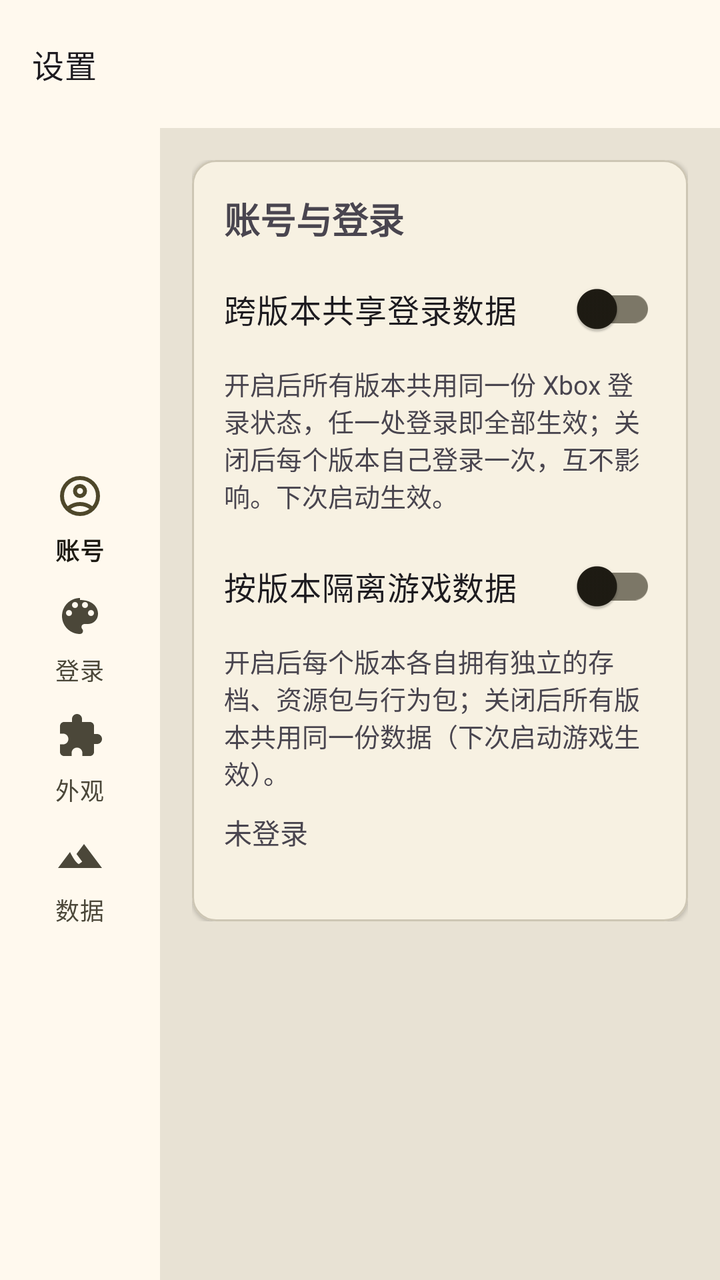
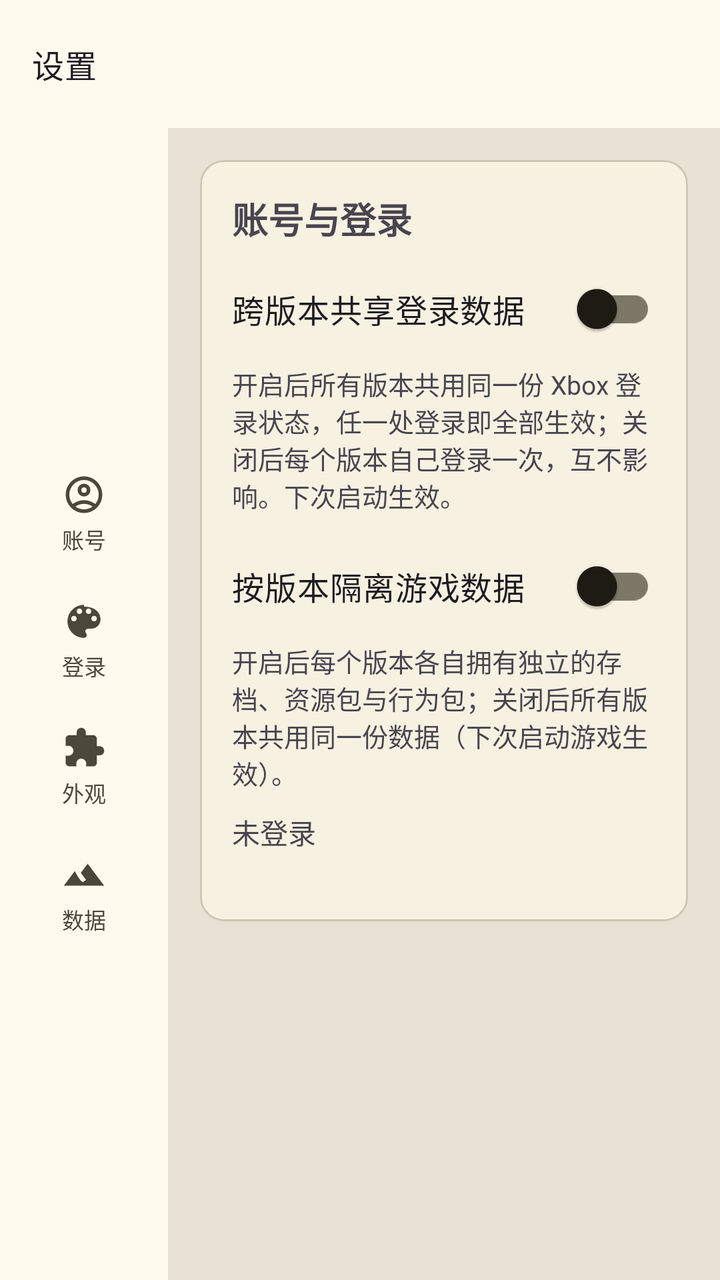

An Android layout rendered at two revisions. The XML below is the earlier revision; the diff shows what the commit changed to produce the second picture.
<!-- AndroidManifest.xml: application theme AppTheme -->
<!-- res/layout/fragment_setting.xml -->
<?xml version="1.0" encoding="utf-8"?>
<LinearLayout xmlns:android="http://schemas.android.com/apk/res/android"
    xmlns:app="http://schemas.android.com/apk/res-auto"
    android:layout_width="match_parent"
    android:layout_height="match_parent"
    android:background="@color/md_theme_surfaceContainerHighest"
    android:orientation="vertical">

    <com.google.android.material.appbar.MaterialToolbar
        android:id="@+id/toolbar"
        android:layout_width="match_parent"
        android:layout_height="?attr/actionBarSize"
        android:background="?attr/colorSurface"
        app:title="@string/title_setting"
        app:titleTextAppearance="?attr/textAppearanceTitleMedium" />

    <LinearLayout
        android:layout_width="match_parent"
        android:layout_height="0dp"
        android:layout_weight="1"
        android:orientation="horizontal">

        <com.google.android.material.navigationrail.NavigationRailView
            android:id="@+id/nav_rail"
            android:layout_width="wrap_content"
            android:layout_height="match_parent"
            android:background="?attr/colorSurface"
            app:labelVisibilityMode="labeled"
            app:menu="@menu/menu_setting_nav"
            app:menuGravity="center" />

        <ScrollView
            android:layout_width="0dp"
            android:layout_height="match_parent"
            android:layout_weight="1"
            android:fillViewport="true">

            <LinearLayout
                android:layout_width="match_parent"
                android:layout_height="wrap_content"
                android:orientation="vertical"
                android:paddingStart="16dp"
                android:paddingTop="16dp"
                android:paddingEnd="16dp"
                android:paddingBottom="24dp">

                
                <LinearLayout
                    android:id="@+id/group_account"
                    android:layout_width="match_parent"
                    android:layout_height="wrap_content"
                    android:orientation="vertical">

                    <com.google.android.material.card.MaterialCardView
                        android:layout_width="match_parent"
                        android:layout_height="wrap_content"
                        app:cardCornerRadius="12dp"
                        app:cardElevation="1dp">

                        <LinearLayout
                            android:layout_width="match_parent"
                            android:layout_height="wrap_content"
                            android:orientation="vertical"
                            android:padding="16dp">

                            <TextView
                                android:layout_width="wrap_content"
                                android:layout_height="wrap_content"
                                android:text="@string/account_section_header"
                                android:textSize="18sp"
                                android:textStyle="bold" />

                            <com.google.android.material.switchmaterial.SwitchMaterial
                                android:id="@+id/identity_share"
                                android:layout_width="match_parent"
                                android:layout_height="wrap_content"
                                android:layout_marginTop="8dp"
                                android:text="@string/account_share_toggle"
                                android:textSize="16sp" />

                            <TextView
                                android:id="@+id/identity_summary"
                                android:layout_width="match_parent"
                                android:layout_height="wrap_content"
                                android:layout_marginTop="4dp"
                                android:text="@string/identity_share_summary"
                                android:textColor="?android:attr/textColorSecondary"
                                android:textSize="13sp" />

                            <com.google.android.material.switchmaterial.SwitchMaterial
                                android:id="@+id/version_isolation"
                                android:layout_width="match_parent"
                                android:layout_height="wrap_content"
                                android:layout_marginTop="12dp"
                                android:text="@string/setting_version_isolation_toggle"
                                android:textSize="16sp" />

                            <TextView
                                android:layout_width="match_parent"
                                android:layout_height="wrap_content"
                                android:layout_marginTop="4dp"
                                android:text="@string/setting_version_isolation_summary"
                                android:textColor="?android:attr/textColorSecondary"
                                android:textSize="13sp" />

                            <TextView
                                android:id="@+id/account_line"
                                android:layout_width="match_parent"
                                android:layout_height="wrap_content"
                                android:layout_marginTop="10dp"
                                android:text="@string/account_not_signed_in"
                                android:textSize="14sp" />

                            <TextView
                                android:id="@+id/identity_path"
                                android:layout_width="match_parent"
                                android:layout_height="wrap_content"
                                android:layout_marginTop="2dp"
                                android:textIsSelectable="true"
                                android:textSize="12sp"
                                android:typeface="monospace" />
                        </LinearLayout>
                    </com.google.android.material.card.MaterialCardView>
                </LinearLayout>

                
                <LinearLayout
                    android:id="@+id/group_login"
                    android:layout_width="match_parent"
                    android:layout_height="wrap_content"
                    android:orientation="vertical"
                    android:visibility="gone">

                    <com.google.android.material.card.MaterialCardView
                        android:layout_width="match_parent"
                        android:layout_height="wrap_content"
                        app:cardCornerRadius="12dp"
                        app:cardElevation="1dp">

                        <LinearLayout
                            android:layout_width="match_parent"
                            android:layout_height="wrap_content"
                            android:orientation="vertical"
                            android:padding="16dp">

                            <TextView
                                android:layout_width="wrap_content"
                                android:layout_height="wrap_content"
                                android:text="@string/account_login_method_header"
                                android:textSize="18sp"
                                android:textStyle="bold" />

                            <com.google.android.material.switchmaterial.SwitchMaterial
                                android:id="@+id/login_webview"
                                android:layout_width="match_parent"
                                android:layout_height="wrap_content"
                                android:layout_marginTop="8dp"
                                android:text="@string/account_webview_toggle"
                                android:textSize="16sp" />

                            <TextView
                                android:layout_width="match_parent"
                                android:layout_height="wrap_content"
                                android:layout_marginTop="4dp"
                                android:text="@string/account_webview_summary"
                                android:textColor="?android:attr/textColorSecondary"
                                android:textSize="13sp" />
                        </LinearLayout>
                    </com.google.android.material.card.MaterialCardView>
                </LinearLayout>

                
                <LinearLayout
                    android:id="@+id/group_appearance"
                    android:layout_width="match_parent"
                    android:layout_height="wrap_content"
                    android:orientation="vertical"
                    android:visibility="gone">

                    <com.google.android.material.card.MaterialCardView
                        android:layout_width="match_parent"
                        android:layout_height="wrap_content"
                        app:cardCornerRadius="12dp"
                        app:cardElevation="1dp">

                        <LinearLayout
                            android:layout_width="match_parent"
                            android:layout_height="wrap_content"
                            android:orientation="vertical"
                            android:padding="16dp">

                            <TextView
                                android:layout_width="wrap_content"
                                android:layout_height="wrap_content"
                                android:text="@string/setting_appearance_header"
                                android:textSize="18sp"
                                android:textStyle="bold" />

                            <com.google.android.material.switchmaterial.SwitchMaterial
                                android:id="@+id/auto_validate"
                                android:layout_width="match_parent"
                                android:layout_height="wrap_content"
                                android:layout_marginTop="8dp"
                                android:text="@string/setting_auto_validate_toggle"
                                android:textSize="16sp" />

                            <TextView
                                android:layout_width="match_parent"
                                android:layout_height="wrap_content"
                                android:layout_marginTop="4dp"
                                android:text="@string/setting_auto_validate_summary"
                                android:textColor="?android:attr/textColorSecondary"
                                android:textSize="13sp" />

                            <com.google.android.material.button.MaterialButton
                                android:id="@+id/clear_cache"
                                style="?attr/materialButtonOutlinedStyle"
                                android:layout_width="wrap_content"
                                android:layout_height="wrap_content"
                                android:layout_marginTop="12dp"
                                android:text="@string/setting_clear_cache_button"
                                app:cornerRadius="8dp" />
                        </LinearLayout>
                    </com.google.android.material.card.MaterialCardView>
                </LinearLayout>

                
                <LinearLayout
                    android:id="@+id/group_data"
                    android:layout_width="match_parent"
                    android:layout_height="wrap_content"
                    android:orientation="vertical"
                    android:visibility="gone">

                    <com.google.android.material.card.MaterialCardView
                        android:layout_width="match_parent"
                        android:layout_height="wrap_content"
                        app:cardCornerRadius="12dp"
                        app:cardElevation="1dp">

                        <LinearLayout
                            android:layout_width="match_parent"
                            android:layout_height="wrap_content"
                            android:orientation="vertical"
                            android:padding="16dp">

                            <TextView
                                android:layout_width="wrap_content"
                                android:layout_height="wrap_content"
                                android:text="@string/setting_install_data_header"
                                android:textSize="18sp"
                                android:textStyle="bold" />

                            <TextView
                                android:id="@+id/version_line"
                                android:layout_width="match_parent"
                                android:layout_height="wrap_content"
                                android:layout_marginTop="8dp"
                                android:text="@string/setting_version_placeholder"
                                android:textSize="14sp" />

                            <TextView
                                android:id="@+id/instance_path"
                                android:layout_width="match_parent"
                                android:layout_height="wrap_content"
                                android:layout_marginTop="2dp"
                                android:textIsSelectable="true"
                                android:textSize="12sp"
                                android:typeface="monospace" />
                        </LinearLayout>
                    </com.google.android.material.card.MaterialCardView>

                    <com.google.android.material.card.MaterialCardView
                        android:layout_width="match_parent"
                        android:layout_height="wrap_content"
                        android:layout_marginTop="12dp"
                        app:cardCornerRadius="12dp"
                        app:cardElevation="1dp">

                        <LinearLayout
                            android:layout_width="match_parent"
                            android:layout_height="wrap_content"
                            android:orientation="vertical"
                            android:padding="16dp">

                            <TextView
                                android:layout_width="wrap_content"
                                android:layout_height="wrap_content"
                                android:text="@string/setting_runtime_header"
                                android:textSize="18sp"
                                android:textStyle="bold" />

                            <TextView
                                android:id="@+id/runtime_line"
                                android:layout_width="match_parent"
                                android:layout_height="wrap_content"
                                android:layout_marginTop="8dp"
                                android:text="@string/setting_runtime_not_started"
                                android:textSize="14sp" />

                            <TextView
                                android:id="@+id/hook_line"
                                android:layout_width="match_parent"
                                android:layout_height="wrap_content"
                                android:layout_marginTop="2dp"
                                android:textColor="?android:attr/textColorSecondary"
                                android:textSize="13sp" />

                            <com.google.android.material.button.MaterialButton
                                android:id="@+id/rescan_plugins"
                                style="?attr/materialButtonOutlinedStyle"
                                android:layout_width="wrap_content"
                                android:layout_height="wrap_content"
                                android:layout_marginTop="10dp"
                                android:text="@string/setting_rescan_plugins_button"
                                app:cornerRadius="8dp" />
                        </LinearLayout>
                    </com.google.android.material.card.MaterialCardView>
                </LinearLayout>
            </LinearLayout>
        </ScrollView>
    </LinearLayout>
</LinearLayout>
<!-- resources referenced by this layout -->
<resources>
  <!-- unchanged entries left out for length: 66 -->
</resources>

<!-- the commit's change to res/layout/fragment_setting.xml (unified diff, before → after) -->
@@ -20,14 +20,46 @@
         android:layout_weight="1"
         android:orientation="horizontal">
 
-        <com.google.android.material.navigationrail.NavigationRailView
-            android:id="@+id/nav_rail"
-            android:layout_width="wrap_content"
-            android:layout_height="match_parent"
-            android:background="?attr/colorSurface"
-            app:labelVisibilityMode="labeled"
-            app:menu="@menu/menu_setting_nav"
-            app:menuGravity="center" />
+        <LinearLayout
+            android:id="@+id/sidebar"
+            style="@style/Sidebar">
+
+            <LinearLayout
+                android:id="@+id/nav_account"
+                style="@style/SidebarItem">
+
+                <ImageView style="@style/SidebarItemIcon" android:src="@drawable/ic_account_circle" android:contentDescription="@null" />
+
+                <TextView style="@style/SidebarItemText" android:text="@string/setting_nav_account" />
+            </LinearLayout>
+
+            <LinearLayout
+                android:id="@+id/nav_login"
+                style="@style/SidebarItem">
+
+                <ImageView style="@style/SidebarItemIcon" android:src="@drawable/ic_nav_resource" android:contentDescription="@null" />
+
+                <TextView style="@style/SidebarItemText" android:text="@string/setting_nav_login" />
+            </LinearLayout>
+
+            <LinearLayout
+                android:id="@+id/nav_appearance"
+                style="@style/SidebarItem">
+
+                <ImageView style="@style/SidebarItemIcon" android:src="@drawable/ic_nav_behavior" android:contentDescription="@null" />
+
+                <TextView style="@style/SidebarItemText" android:text="@string/setting_nav_appearance" />
+            </LinearLayout>
+
+            <LinearLayout
+                android:id="@+id/nav_data"
+                style="@style/SidebarItem">
+
+                <ImageView style="@style/SidebarItemIcon" android:src="@drawable/ic_nav_world" android:contentDescription="@null" />
+
+                <TextView style="@style/SidebarItemText" android:text="@string/setting_nav_data" />
+            </LinearLayout>
+        </LinearLayout>
 
         <ScrollView
             android:layout_width="0dp"
<!-- resource entries referenced after the edit -->
@@ -1,5 +1,105 @@
 <!-- resources referenced by this layout -->
 <resources>
+  <!-- drawable ic_account_circle (drawable) -->
+  <vector xmlns:android="http://schemas.android.com/apk/res/android"
+      android:width="24dp"
+      android:height="24dp"
+      android:viewportWidth="960"
+      android:viewportHeight="960"
+      android:tint="?attr/colorControlNormal">
+    <path
+        android:fillColor="@android:color/white"
+        android:pathData="M234,684Q285,645 348,622.5Q411,600 480,600Q549,600 612,622.5Q675,645 726,684Q761,643 780.5,591Q800,539 800,480Q800,347 706.5,253.5Q613,160 480,160Q347,160 253.5,253.5Q160,347 160,480Q160,539 179.5,591Q199,643 234,684ZM480,520Q421,520 380.5,479.5Q340,439 340,380Q340,321 380.5,280.5Q421,240 480,240Q539,240 579.5,280.5Q620,321 620,380Q620,439 579.5,479.5Q539,520 480,520ZM480,880Q397,880 324,848.5Q251,817 197,763Q143,709 111.5,636Q80,563 80,480Q80,397 111.5,324Q143,251 197,197Q251,143 324,111.5Q397,80 480,80Q563,80 636,111.5Q709,143 763,197Q817,251 848.5,324Q880,397 880,480Q880,563 848.5,636Q817,709 763,763Q709,817 636,848.5Q563,880 480,880ZM480,800Q533,800 580,784.5Q627,769 666,740Q627,711 580,695.5Q533,680 480,680Q427,680 380,695.5Q333,711 294,740Q333,769 380,784.5Q427,800 480,800ZM480,440Q506,440 523,423Q540,406 540,380Q540,354 523,337Q506,320 480,320Q454,320 437,337Q420,354 420,380Q420,406 437,423Q454,440 480,440ZM480,380Q480,380 480,380Q480,380 480,380Q480,380 480,380Q480,380 480,380Q480,380 480,380Q480,380 480,380Q480,380 480,380Q480,380 480,380ZM480,740Q480,740 480,740Q480,740 480,740Q480,740 480,740Q480,740 480,740Q480,740 480,740Q480,740 480,740Q480,740 480,740Q480,740 480,740Z"/>
+  </vector>
+  <!-- drawable ic_nav_behavior (drawable) -->
+  <vector xmlns:android="http://schemas.android.com/apk/res/android"
+      android:width="24dp"
+      android:height="24dp"
+      android:viewportWidth="24"
+      android:viewportHeight="24"
+      android:tint="@color/md_theme_primary">
+      <path
+          android:fillColor="@android:color/white"
+          android:pathData="M20.5,11H19V7c0,-1.1 -0.9,-2 -2,-2h-4V3.5C13,2.12 11.88,1 10.5,1S8,2.12 8,3.5V5H4c-1.1,0 -1.99,0.9 -1.99,2v3.8H3.5c1.49,0 2.7,1.21 2.7,2.7s-1.21,2.7 -2.7,2.7H2V20c0,1.1 0.9,2 2,2h3.8v-1.5c0,-1.49 1.21,-2.7 2.7,-2.7 1.49,0 2.7,1.21 2.7,2.7V22H17c1.1,0 2,-0.9 2,-2v-4h1.5c1.38,0 2.5,-1.12 2.5,-2.5S21.88,11 20.5,11z" />
+  </vector>
+  <!-- drawable ic_nav_resource (drawable) -->
+  <vector xmlns:android="http://schemas.android.com/apk/res/android"
+      android:width="24dp"
+      android:height="24dp"
+      android:viewportWidth="24"
+      android:viewportHeight="24"
+      android:tint="@color/md_theme_primary">
+      <path
+          android:fillColor="@android:color/white"
+          android:pathData="M12,3c-4.97,0 -9,4.03 -9,9s4.03,9 9,9c0.83,0 1.5,-0.67 1.5,-1.5 0,-0.39 -0.15,-0.74 -0.39,-1.01 -0.23,-0.26 -0.38,-0.61 -0.38,-0.99 0,-0.83 0.67,-1.5 1.5,-1.5L16,16c2.76,0 5,-2.24 5,-5 0,-3.87 -3.13,-7 -9,-7zM6.5,12c-0.83,0 -1.5,-0.67 -1.5,-1.5S5.67,9 6.5,9 8,9.67 8,10.5 7.33,12 6.5,12zM9.5,8C8.67,8 8,7.33 8,6.5S8.67,5 9.5,5s1.5,0.67 1.5,1.5S10.33,8 9.5,8zM14.5,8c-0.83,0 -1.5,-0.67 -1.5,-1.5S13.67,5 14.5,5 16,5.67 16,6.5 15.33,8 14.5,8zM17.5,12c-0.83,0 -1.5,-0.67 -1.5,-1.5S16.67,9 17.5,9s1.5,0.67 1.5,1.5 -0.67,1.5 -1.5,1.5z" />
+  </vector>
+  <!-- drawable ic_nav_world (drawable) -->
+  <vector xmlns:android="http://schemas.android.com/apk/res/android"
+      android:width="24dp"
+      android:height="24dp"
+      android:viewportWidth="24"
+      android:viewportHeight="24"
+      android:tint="@color/md_theme_primary">
+      <path
+          android:fillColor="@android:color/white"
+          android:pathData="M14,6l-3.75,5 2.85,3.8 -1.6,1.2C9.81,15.75 7,10 7,10l-6,8h22L14,6z" />
+  </vector>
+  <string name="setting_nav_account">账号</string>
+  <string name="setting_nav_appearance">外观</string>
+  <string name="setting_nav_data">数据</string>
+  <string name="setting_nav_login">登录</string>
+  <style name="Sidebar">
+      <item name="android:layout_width">84dp</item>
+      <item name="android:layout_height">match_parent</item>
+      <item name="android:orientation">vertical</item>
+      <item name="android:gravity">center_vertical</item>
+      <item name="android:paddingTop">8dp</item>
+      <item name="android:paddingBottom">8dp</item>
+      <item name="android:background">?attr/colorSurface</item>
+    </style>
+  <style name="SidebarItem">
+      <item name="android:layout_width">match_parent</item>
+      <item name="android:layout_height">wrap_content</item>
+      <item name="android:layout_marginHorizontal">8dp</item>
+      <item name="android:layout_marginVertical">3dp</item>
+      <item name="android:orientation">vertical</item>
+      <item name="android:gravity">center</item>
+      <item name="android:paddingVertical">8dp</item>
+      <item name="android:background">@drawable/bg_sidebar_item</item>
+      <item name="android:clickable">true</item>
+      <item name="android:focusable">true</item>
+    </style>
+  <style name="SidebarItemIcon">
+      <item name="android:layout_width">22dp</item>
+      <item name="android:layout_height">22dp</item>
+      <item name="android:tint">@color/sidebar_item_text</item>
+    </style>
+  <style name="SidebarItemText">
+      <item name="android:layout_width">wrap_content</item>
+      <item name="android:layout_height">wrap_content</item>
+      <item name="android:layout_marginTop">3dp</item>
+      <item name="android:textSize">11sp</item>
+      <item name="android:maxLines">1</item>
+      <item name="android:ellipsize">end</item>
+      <item name="android:textColor">@color/sidebar_item_text</item>
+    </style>
+  <!-- drawable bg_sidebar_item (drawable) -->
+  <?xml version="1.0" encoding="utf-8"?>
+  <selector xmlns:android="http://schemas.android.com/apk/res/android">
+      <item android:state_activated="true">
+          <shape android:shape="rectangle">
+              <corners android:radius="20dp" />
+              <solid android:color="?attr/colorSecondaryContainer" />
+          </shape>
+      </item>
+      <item android:state_pressed="true">
+          <shape android:shape="rectangle">
+              <corners android:radius="20dp" />
+              <solid android:color="?attr/colorSurfaceVariant" />
+          </shape>
+      </item>
+      <item android:drawable="@android:color/transparent" />
+  </selector>
   <!-- unchanged entries left out for length: 66 -->
 </resources>
 
